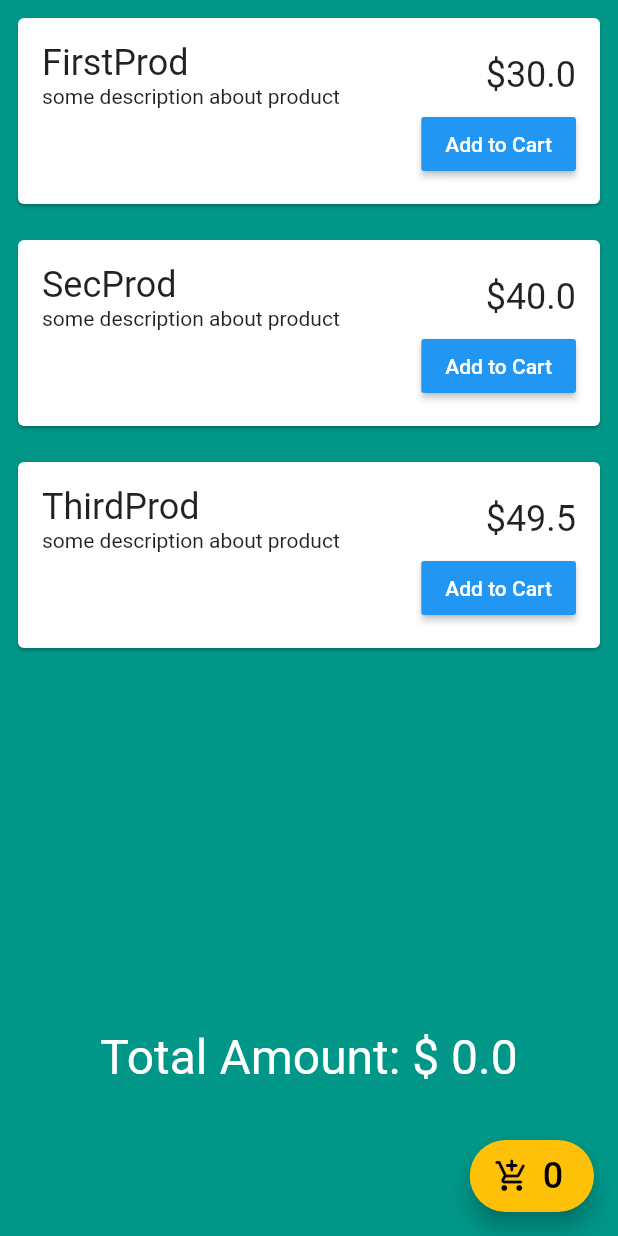
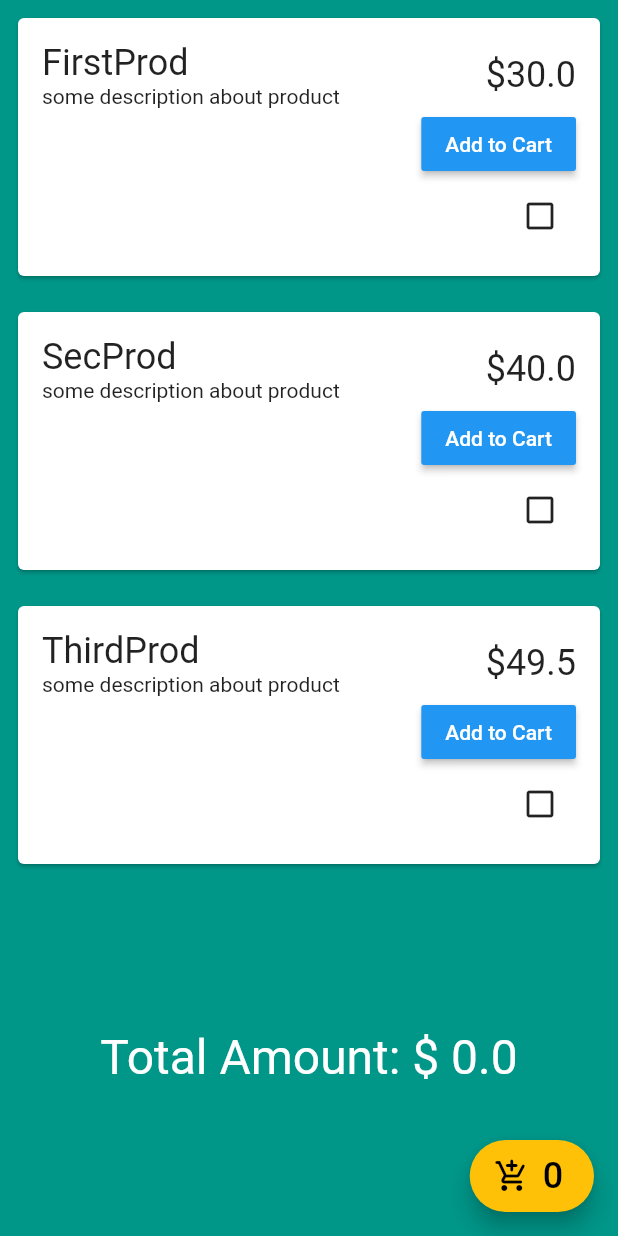
Before and after one commit to AWFKK/GetX, a Flutter app: the screen it shows after launch, on a phone screen of 412 x 824 dp. Run offline on Flutter 3.47's test engine with Material 2 defaults, Android fonts, the phone set to English and light mode, and no system bars; our stand-ins replace get.

```diff
--- a/lib/Controllers/cart_controller.dart
+++ b/lib/Controllers/cart_controller.dart
@@ -2,11 +2,17 @@ import 'package:get/state_manager.dart';
 import 'package:test_web/Model/Products.dart';
 
 class CartController extends GetxController {
+  //For GetX(Obx) because it is using .obs
   var cartItems = List<Product>().obs;
   int get count => cartItems.length;
   double get totalPrice => cartItems.fold(0, (sum, item) => sum + item.price);
 
+  //For GetxBuilder
+  var testAmount = 0.0;
+
   addToCart(Product product) {
     cartItems.add(product);
+    testAmount = totalPrice;
+    update();
   }
 }
--- a/lib/Model/Products.dart
+++ b/lib/Model/Products.dart
@@ -1,4 +1,4 @@
-
+import 'package:get/state_manager.dart';
 
 class Product {
   final int id;
@@ -15,5 +15,5 @@ class Product {
     this.price,
   });
 
-  //final isFavorite = false.obs;
+  final isFavorite = false.obs;
 }
--- a/lib/Views/ShoppingPage.dart
+++ b/lib/Views/ShoppingPage.dart
@@ -60,6 +60,19 @@ class ShoppingPage extends StatelessWidget {
                               textColor: Colors.white,
                               child: Text('Add to Cart'),
                             ),
+                            //For CheckButton
+                            Obx(() => IconButton(
+                              icon: controller
+                                  .products[index].isFavorite.value
+                                  ? Icon(Icons.check_box_rounded)
+                                  : Icon(Icons
+                                  .check_box_outline_blank_outlined),
+                              onPressed: () {
+                                //.toggetl on work for bool
+                                controller.products[index].isFavorite
+                                    .toggle();
+                              },
+                            ))
                           ],
                         ),
                       ),
@@ -68,13 +81,27 @@ class ShoppingPage extends StatelessWidget {
                 },
               ),
             ),
-            GetX<CartController>(
+           //Using GetBuilder
+           /*GetBuilder<CartController>
+             (builder: (controller){
+             return Text('Total Amount: \$ ${controller.testAmount}',
+               style: TextStyle(fontSize: 32, color: Colors.white),
+             );
+           },),*/
+           //Using Getx
+           /* GetX<CartController>(
               builder: (controller) {
                 return Text('Total Amount: \$ ${controller.totalPrice}',
                   style: TextStyle(fontSize: 32, color: Colors.white),
                 );
               }
-            ),
+            ),*/
+            //Using Obx
+            Obx((){
+              return Text('Total Amount: \$ ${cartController.testAmount}',
+                style: TextStyle(fontSize: 32, color: Colors.white),
+              );
+            }),
             SizedBox(height: 100,),
           ],
         ),
```
